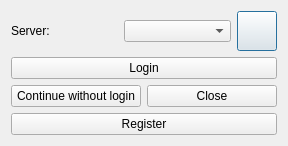
Old version of the form dlg_ConnectionManager.ui in the repository LESPROJEKT/qgis-layman-plugin.
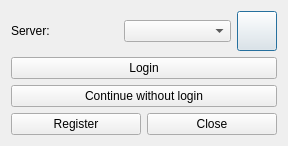
New version of the form. Icons and pictures are not drawn.

Commit message: move close button - connection manager

```diff
--- a/dlg_ConnectionManager.ui
+++ b/dlg_ConnectionManager.ui
@@ -76,7 +76,7 @@
        </property>
       </widget>
      </item>
-     <item row="1" column="0">
+     <item row="1" column="0" colspan="2">
       <widget class="QPushButton" name="pushButton_NoLogin">
        <property name="text">
         <string>Continue without login</string>
@@ -87,20 +87,20 @@
        </property>
       </widget>
      </item>
-     <item row="1" column="1">
-      <widget class="QPushButton" name="pushButton_close">
-       <property name="text">
-        <string>Close</string>
-       </property>
-      </widget>
-     </item>
-     <item row="2" column="0" colspan="2">
+     <item row="2" column="0">
       <widget class="QPushButton" name="pushButton_register">
        <property name="text">
         <string>Register</string>
        </property>
       </widget>
      </item>
+     <item row="2" column="1">
+      <widget class="QPushButton" name="pushButton_close">
+       <property name="text">
+        <string>Close</string>
+       </property>
+      </widget>
+     </item>
     </layout>
    </item>
   </layout>
```
